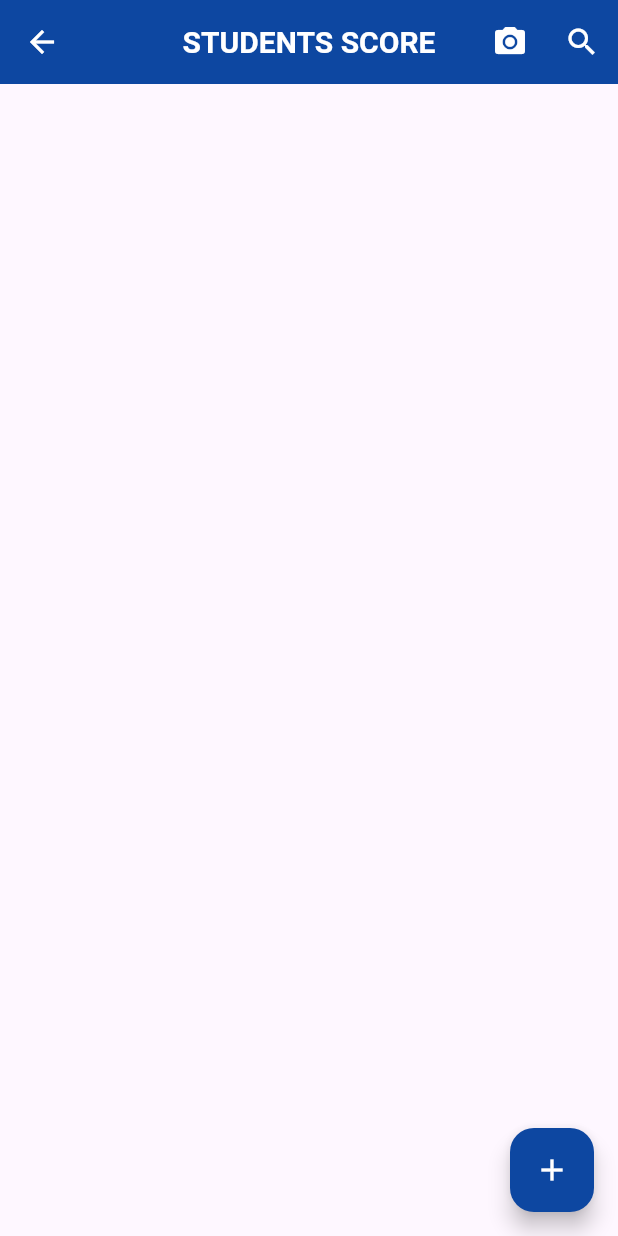
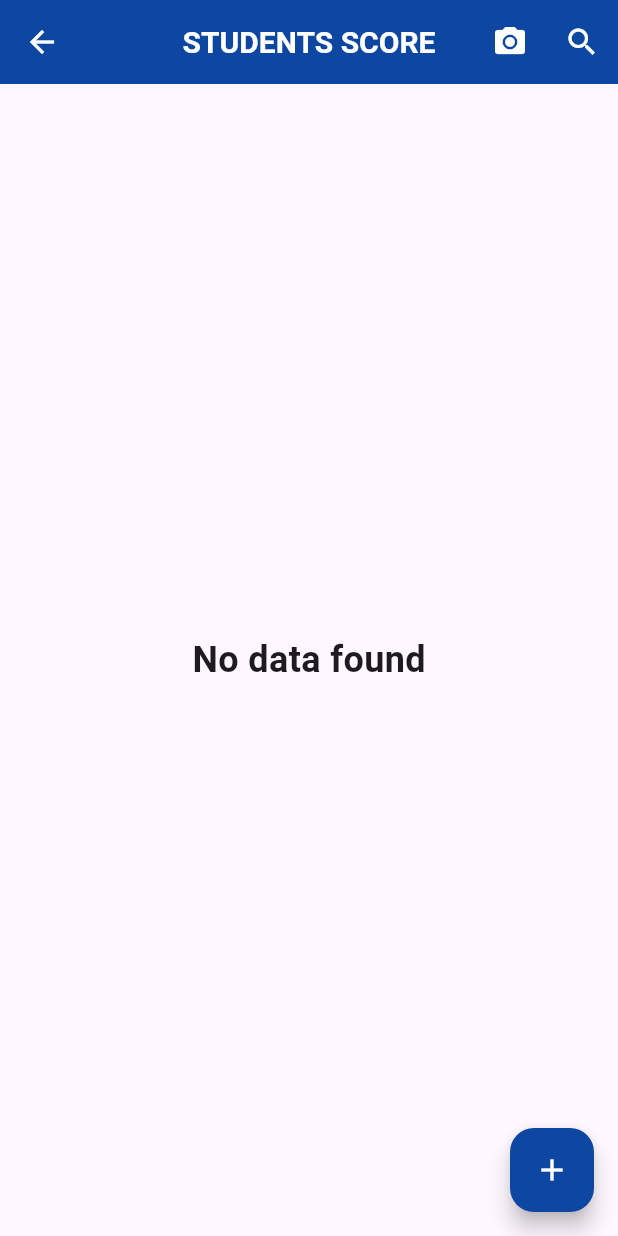
Before and after one commit to hishamponnath/scoreboard, a Flutter app: the Mentor_View screen opened by its route, on a phone screen of 412 x 824 dp. Run offline on Flutter 3.47's test engine with Material 3 defaults, Android fonts, the phone set to English and light mode, and no system bars; our stand-ins replace cloud_firestore, firebase_core, firebase_storage, image_picker; accounts and stored records are empty.

Commit message:
search modified in home and mentorscreen

```diff
--- a/lib/mentorscreen.dart
+++ b/lib/mentorscreen.dart
@@ -59,11 +59,12 @@ class _Mentor_ViewState extends State<Mentor_View> {
               )
             : null,
         actions: [
-          IconButton(onPressed: () {
-Navigator.pushNamed(context, '/addevent');
-
-
-          }, icon: const Icon(Icons.camera_alt)),
+          IconButton(
+            onPressed: () {
+              Navigator.pushNamed(context, '/addevent');
+            },
+            icon: const Icon(Icons.camera_alt),
+          ),
           IconButton(
             icon: Icon(_isSearching ? Icons.close : Icons.search),
             onPressed: () {
@@ -86,6 +87,15 @@ Navigator.pushNamed(context, '/addevent');
               final studentName = doc['studentname'].toLowerCase();
               return studentName.contains(_searchQuery);
             }).toList();
+
+            if (filteredDocs.isEmpty) {
+              return Center(
+                child: Text(
+                  'No data found',
+                  style: TextStyle(fontSize: 24, fontWeight: FontWeight.bold),
+                ),
+              );
+            }
 
             return ListView.builder(
               itemCount: filteredDocs.length,
```
Also changed, not shown: lib/home.dart (+19 -1 lines), pubspec.lock.
